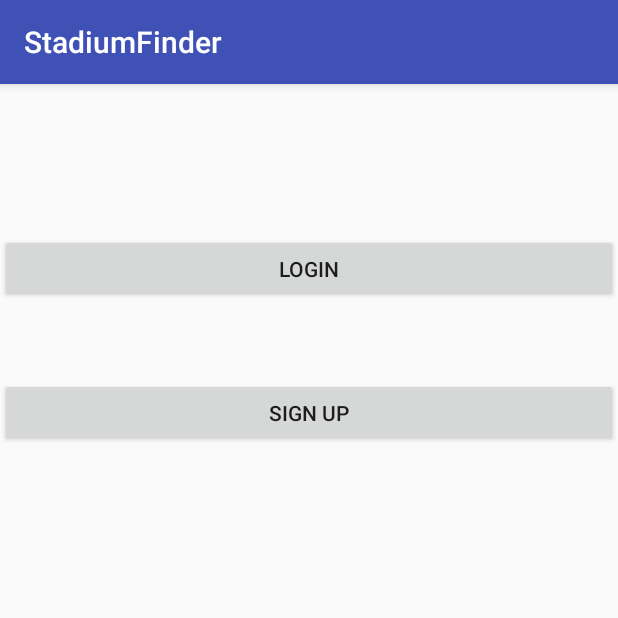
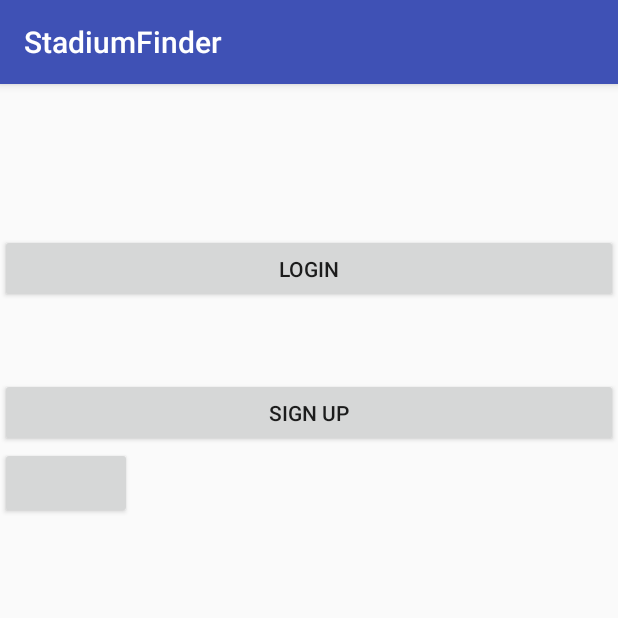
Before and after one commit to nonamesl95/cmu_StadiumFinder, an Android app: the screen it shows after launch (MainActivity), on a phone screen of 412 x 824 dp, the top half of it. Run offline under Robolectric (Android 15) with nearby library versions, the phone set to English and light mode, and no system bars.

```diff
--- a/StadiumFinder/app/src/main/java/com/example/ruibabo/stadiumfinder/MainActivity.java
+++ b/StadiumFinder/app/src/main/java/com/example/ruibabo/stadiumfinder/MainActivity.java
@@ -1,7 +1,10 @@
 package com.example.ruibabo.stadiumfinder;
 
+import android.content.Intent;
 import android.support.v7.app.AppCompatActivity;
 import android.os.Bundle;
+import android.view.View;
+import android.widget.Button;
 
 public class MainActivity extends AppCompatActivity {
 
@@ -9,5 +12,16 @@ public class MainActivity extends AppCompatActivity {
     protected void onCreate(Bundle savedInstanceState) {
         super.onCreate(savedInstanceState);
         setContentView(R.layout.activity_main);
+
+        Button regist = findViewById(R.id.registarBtn);
+        regist.setOnClickListener(new View.OnClickListener() {
+            @Override
+            public void onClick(View view) {
+
+                Intent int1 = new Intent(MainActivity.this, Registar.class);
+
+                startActivity(int1);
+            }
+        });
     }
 }
--- a/StadiumFinder/app/src/main/res/layout/activity_main.xml
+++ b/StadiumFinder/app/src/main/res/layout/activity_main.xml
@@ -27,4 +27,9 @@
         app:layout_constraintTop_toTopOf="parent"
         tools:layout_editor_absoluteX="59dp"
         tools:layout_editor_absoluteY="272dp" />
+
+    <Button
+        android:layout_width="wrap_content"
+        android:layout_height="wrap_content"
+        android:id="@+id/registarBtn"/>
 </LinearLayout>
```
